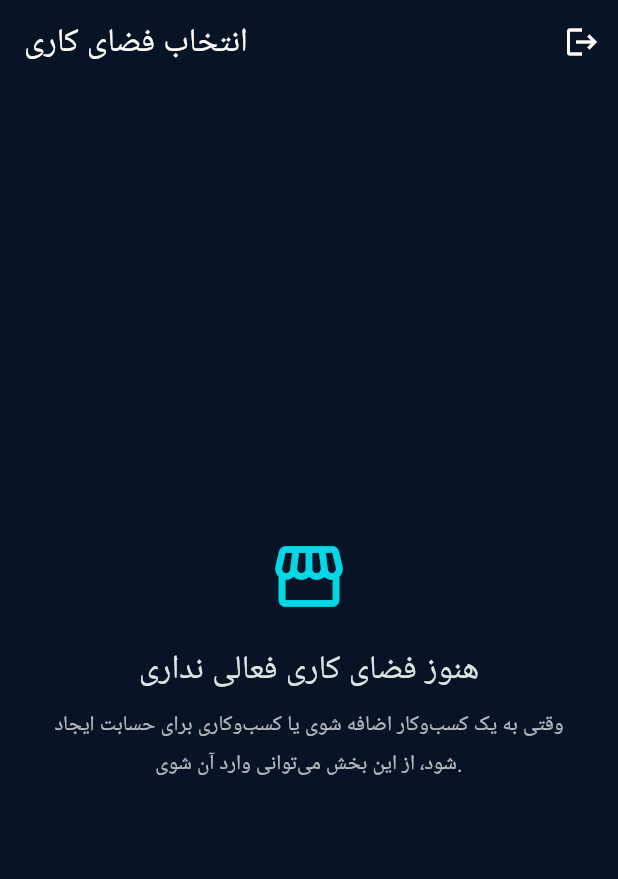
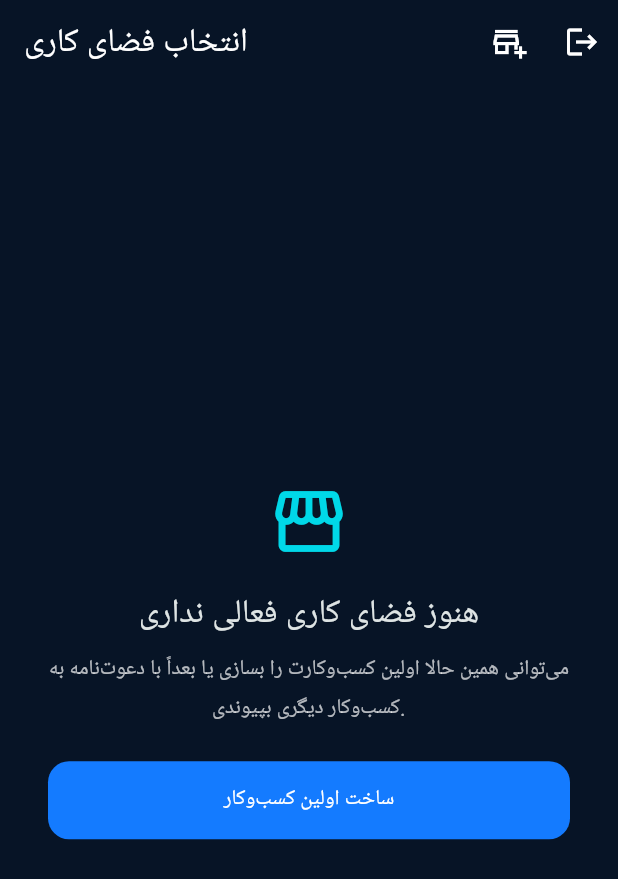
Before and after one commit to theslyapex/Kasbeman, a Flutter app: the WorkspaceScreen screen opened directly with empty values, on a phone screen of 412 x 824 dp. Shown: the top 879 px of the screen. Run offline on Flutter 3.47's test engine with Material 3 defaults, Android fonts, the phone set to English and light mode, and no system bars; our stand-ins replace material_ui, supabase_flutter; accounts and stored records are empty.

Commit message:
Connect workspace screen to business creation flow

```diff
--- a/apps/mobile/lib/src/workspace/workspace_screen.dart
+++ b/apps/mobile/lib/src/workspace/workspace_screen.dart
@@ -2,6 +2,7 @@ import 'package:material_ui/material_ui.dart';
 import 'package:supabase_flutter/supabase_flutter.dart';
 
 import '../home/home_screen.dart';
+import 'create_business_screen.dart';
 import 'workspace_repository.dart';
 
 class WorkspaceScreen extends StatefulWidget {
@@ -33,6 +34,21 @@ class _WorkspaceScreenState extends State<WorkspaceScreen> {
 
   void _loadMemberships() {
     _membershipsFuture = _repository.fetchMyBusinesses();
+  }
+
+  Future<void> _createBusiness() async {
+    final created = await Navigator.of(context).push<bool>(
+      MaterialPageRoute<bool>(
+        builder: (_) => CreateBusinessScreen(repository: _repository),
+      ),
+    );
+
+    if (created == true && mounted) {
+      setState(_loadMemberships);
+      ScaffoldMessenger.of(context).showSnackBar(
+        const SnackBar(content: Text('کسب‌وکار با موفقیت ساخته شد.')),
+      );
+    }
   }
 
   Future<void> _signOut() async {
@@ -72,6 +88,11 @@ class _WorkspaceScreenState extends State<WorkspaceScreen> {
         title: const Text('انتخاب فضای کاری'),
         actions: [
           IconButton(
+            tooltip: 'ساخت کسب‌وکار',
+            onPressed: _createBusiness,
+            icon: const Icon(Icons.add_business_outlined),
+          ),
+          IconButton(
             tooltip: 'خروج از حساب',
             onPressed: _signOut,
             icon: const Icon(Icons.logout),
@@ -98,19 +119,19 @@ class _WorkspaceScreenState extends State<WorkspaceScreen> {
                       description:
                           'اتصال را بررسی کن و دوباره تلاش کن. اطلاعات حساب و دسترسی‌ها تغییری نکرده‌اند.',
                       actionLabel: 'تلاش دوباره',
-                      onAction: () {
-                        setState(_loadMemberships);
-                      },
+                      onAction: () => setState(_loadMemberships),
                     );
                   }
 
                   final memberships = snapshot.data ?? const [];
                   if (memberships.isEmpty) {
-                    return const _MessageState(
+                    return _MessageState(
                       icon: Icons.storefront_outlined,
                       title: 'هنوز فضای کاری فعالی نداری',
                       description:
-                          'وقتی به یک کسب‌وکار اضافه شوی یا کسب‌وکاری برای حسابت ایجاد شود، از این بخش می‌توانی وارد آن شوی.',
+                          'می‌توانی همین حالا اولین کسب‌وکارت را بسازی یا بعداً با دعوت‌نامه به کسب‌وکار دیگری بپیوندی.',
+                      actionLabel: 'ساخت اولین کسب‌وکار',
+                      onAction: _createBusiness,
                     );
                   }
 
@@ -144,6 +165,12 @@ class _WorkspaceScreenState extends State<WorkspaceScreen> {
                             );
                           },
                         ),
+                      ),
+                      const SizedBox(height: 12),
+                      OutlinedButton.icon(
+                        onPressed: _createBusiness,
+                        icon: const Icon(Icons.add_business_outlined),
+                        label: const Text('افزودن کسب‌وکار دیگر'),
                       ),
                     ],
                   );
@@ -260,7 +287,7 @@ class _MessageState extends StatelessWidget {
   @override
   Widget build(BuildContext context) {
     return Center(
-      child: Padding(
+      child: SingleChildScrollView(
         padding: const EdgeInsets.symmetric(vertical: 32, horizontal: 12),
         child: Column(
           mainAxisSize: MainAxisSize.min,
```
